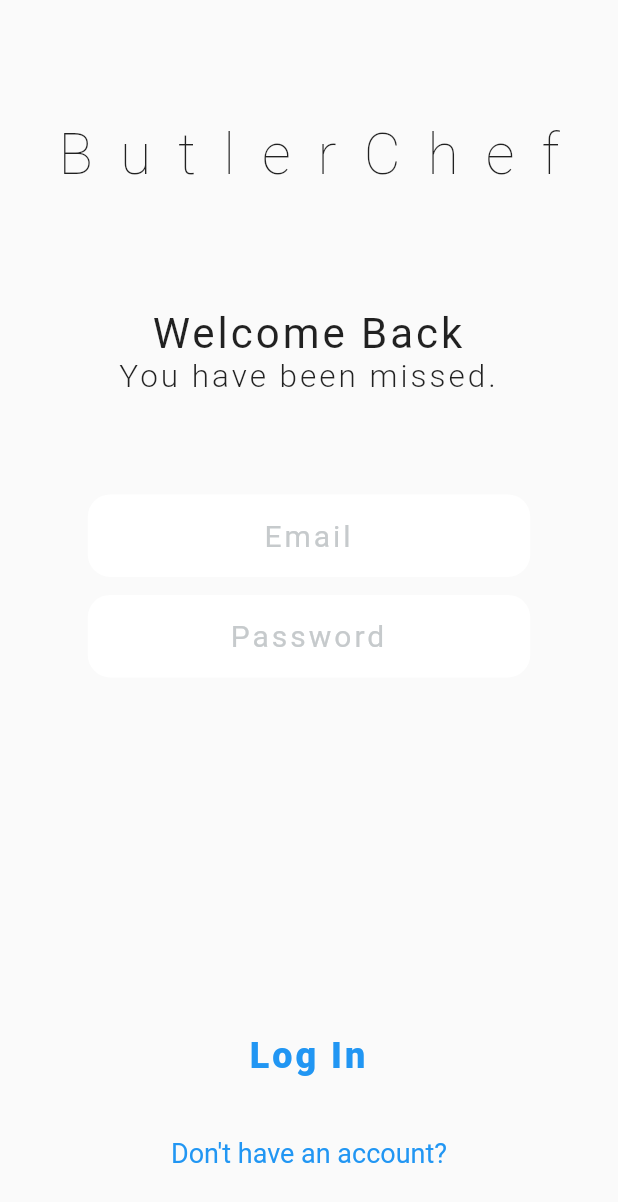
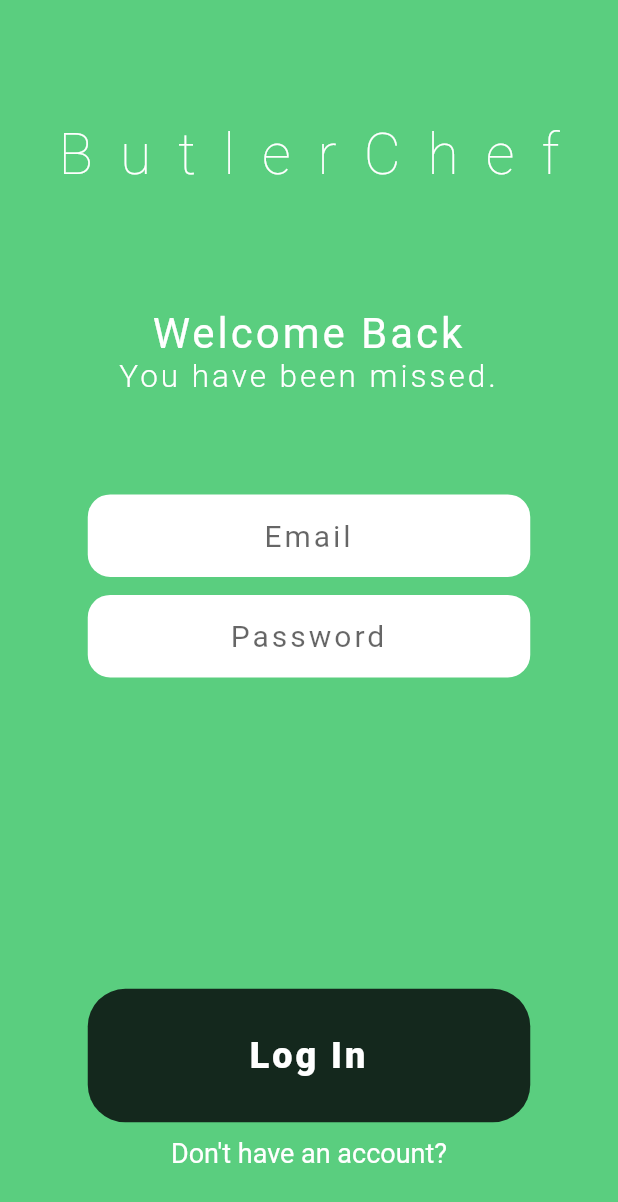
Before and after one commit to MariamElZaatari/ButlerChef, a Flutter app: the screen it shows after launch, on a phone screen of 412 x 824 dp. Shown: the top 1202 px of the screen. Run offline on Flutter 3.47's test engine with Material 2 defaults, Android fonts, the phone set to English and light mode, and no system bars; our stand-ins replace font_awesome_flutter; statements that could not run were skipped.

Commit message:
AppColors Utility Modified with darkGreen and grayIcon

```diff
--- a/butlerchef_frontend/lib/utilities/app_colors.dart
+++ b/butlerchef_frontend/lib/utils/app_colors.dart
@@ -5,7 +5,10 @@ class AppColors {
   static const Color grayButton = Color(0xFFC8CBD2);
   static const Color placeholder = Color(0xFFC6CACC);
   static const Color green = Color(0xFF5ACE7F);
+  static const Color darkGreen = Color(0xFF14281D);
+
   static const Color white = Color(0xFFFFFFFF);
+  static const Color grayIcon = Color(0xFF8F9195);
   static const Color black = Color(0xFF000000);
   static const Color brown = Color(0xFF6F5745);
   static const Color red = Color(0xFFBF212F);
```
